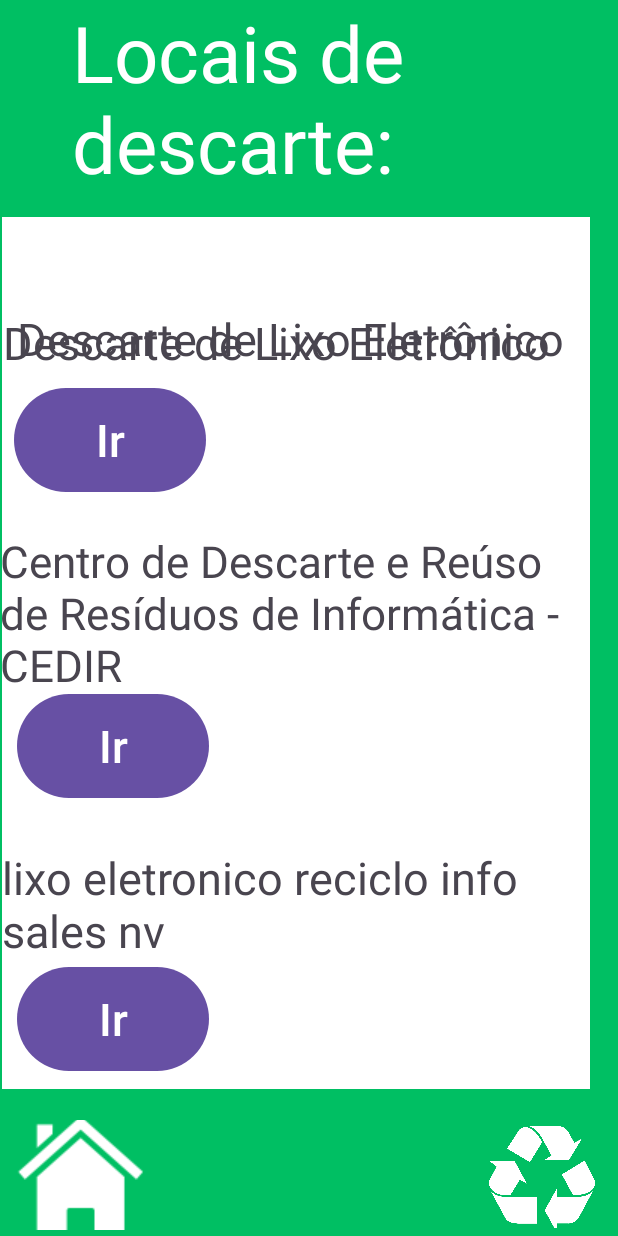
After one commit to MilitaoMatheus/TechTrash_2.0, an Android app: the LocaisDescartes screen opened directly, with no data from a screen before it, on a phone screen of 412 x 824 dp. The commit adds this screen. Run offline under Robolectric (Android 15) with nearby library versions, the phone set to English and light mode, and no system bars; Roboto replaces fonts that are not available here.

Commit message:
Correções

```diff
--- a/app/src/main/AndroidManifest.xml
+++ b/app/src/main/AndroidManifest.xml
@@ -12,6 +12,9 @@
         android:supportsRtl="true"
         android:theme="@style/Theme.TechTrash"
         tools:targetApi="31">
+        <activity
+            android:name=".LocaisDescartes"
+            android:exported="false" />
         <activity
             android:name=".DescarteReutilizacao"
             android:exported="false" />
--- a/app/src/main/java/com/example/techtrash/ComoImpac.java
+++ b/app/src/main/java/com/example/techtrash/ComoImpac.java
@@ -5,13 +5,18 @@ import androidx.appcompat.app.AppCompatActivity;
 import android.content.Intent;
 import android.os.Bundle;
 import android.view.View;
+import android.widget.ImageButton;
 
 public class ComoImpac extends AppCompatActivity {
+
+    ImageButton btnvoltar4;
 
     @Override
     protected void onCreate(Bundle savedInstanceState) {
         super.onCreate(savedInstanceState);
         setContentView(R.layout.activity_como_impac);
+
+        btnvoltar4 = (ImageButton) findViewById(R.id.btnvoltar6);
     }
 
     public void voltar2(View view) {
--- a/app/src/main/java/com/example/techtrash/DescarteReutilizacao.java
+++ b/app/src/main/java/com/example/techtrash/DescarteReutilizacao.java
@@ -5,13 +5,18 @@ import androidx.appcompat.app.AppCompatActivity;
 import android.content.Intent;
 import android.os.Bundle;
 import android.view.View;
+import android.widget.ImageButton;
 
 public class DescarteReutilizacao extends AppCompatActivity {
+
+    ImageButton btnvoltar5;
 
     @Override
     protected void onCreate(Bundle savedInstanceState) {
         super.onCreate(savedInstanceState);
         setContentView(R.layout.activity_descarte_reutilizacao);
+
+        btnvoltar5 = (ImageButton) findViewById(R.id.btnvoltar5);
     }
     public void voltar3(View view) {
         Intent intent = new Intent(this, TelaMenu.class);
--- /dev/null
+++ b/app/src/main/java/com/example/techtrash/LocaisDescartes.java
@@ -0,0 +1,27 @@
+package com.example.techtrash;
+
+import androidx.appcompat.app.AppCompatActivity;
+
+import android.content.Intent;
+import android.os.Bundle;
+import android.view.View;
+import android.widget.Button;
+import android.widget.ImageButton;
+
+public class LocaisDescartes extends AppCompatActivity {
+
+    Button btnLocal1;
+    Button btnLocal2;
+    Button btnLocal3;
+    ImageButton btnvoltar6;
+    @Override
+    protected void onCreate(Bundle savedInstanceState) {
+        super.onCreate(savedInstanceState);
+        setContentView(R.layout.activity_locais_descartes);
+
+        btnLocal1 = (Button) findViewById(R.id.btnLocal1);
+        btnLocal2 = (Button) findViewById(R.id.btnLocal2);
+        btnLocal3 = (Button) findViewById(R.id.btnLocal3);
+        btnvoltar6 = (ImageButton) findViewById(R.id.btnvoltar6);
+    }
+}
--- a/app/src/main/java/com/example/techtrash/MainActivity.java
+++ b/app/src/main/java/com/example/techtrash/MainActivity.java
@@ -5,6 +5,7 @@ import androidx.appcompat.app.AppCompatActivity;
 import android.content.Intent;
 import android.os.Bundle;
 import android.view.View;
+import android.widget.Button;
 
 public class MainActivity extends AppCompatActivity {
 
@@ -13,6 +14,7 @@ public class MainActivity extends AppCompatActivity {
         super.onCreate(savedInstanceState);
         setContentView(R.layout.activity_main);
 
+        Button btnentrar = (Button) findViewById(R.id.btnentrar);
     }
 
 
--- a/app/src/main/java/com/example/techtrash/TelaMenu.java
+++ b/app/src/main/java/com/example/techtrash/TelaMenu.java
@@ -5,13 +5,24 @@ import androidx.appcompat.app.AppCompatActivity;
 import android.content.Intent;
 import android.os.Bundle;
 import android.view.View;
+import android.widget.Button;
 
 public class TelaMenu extends AppCompatActivity {
+
+    Button btnir1;
+    Button btnir2;
+    Button btnir3;
+    Button btnir5;
 
     @Override
     protected void onCreate(Bundle savedInstanceState) {
         super.onCreate(savedInstanceState);
         setContentView(R.layout.activity_tela_menu);
+
+        btnir1 = (Button) findViewById(R.id.btnir1);
+        btnir2 = (Button) findViewById(R.id.btnir2);
+        btnir3 = (Button) findViewById(R.id.btnir3);
+        btnir5 = (Button) findViewById(R.id.btnir5);
     }
 
     public void transicao1(View view){
--- a/app/src/main/java/com/example/techtrash/Tela_OndeImapc.java
+++ b/app/src/main/java/com/example/techtrash/Tela_OndeImapc.java
@@ -5,13 +5,18 @@ import androidx.appcompat.app.AppCompatActivity;
 import android.content.Intent;
 import android.os.Bundle;
 import android.view.View;
+import android.widget.Button;
+import android.widget.ImageButton;
 
 public class Tela_OndeImapc extends AppCompatActivity {
 
+    ImageButton btnvoltar2;
     @Override
     protected void onCreate(Bundle savedInstanceState) {
         super.onCreate(savedInstanceState);
         setContentView(R.layout.activity_tela_onde_imapc);
+
+        btnvoltar2 = (ImageButton) findViewById(R.id.btnvoltar2);
     }
     public void voltar1(View view) {
         Intent intent = new Intent(this, TelaMenu.class);
--- a/app/src/main/java/com/example/techtrash/tela_oque.java
+++ b/app/src/main/java/com/example/techtrash/tela_oque.java
@@ -5,13 +5,18 @@ import androidx.appcompat.app.AppCompatActivity;
 import android.content.Intent;
 import android.os.Bundle;
 import android.view.View;
+import android.widget.ImageButton;
 
 public class tela_oque extends AppCompatActivity {
+
+    ImageButton btnvoltar;
 
     @Override
     protected void onCreate(Bundle savedInstanceState) {
         super.onCreate(savedInstanceState);
         setContentView(R.layout.activity_tela_oque);
+
+        btnvoltar = (ImageButton) findViewById(R.id.btnvoltar);
     }
     public void voltar(View view){
         Intent intent = new Intent(this, TelaMenu.class);
--- a/app/src/main/res/layout/activity_como_impac.xml
+++ b/app/src/main/res/layout/activity_como_impac.xml
@@ -42,7 +42,7 @@
         app:srcCompat="@drawable/reciclagem1" />
 
     <ImageButton
-        android:id="@+id/btnvoltar4"
+        android:id="@+id/btnvoltar6"
         android:layout_width="107dp"
         android:layout_height="73dp"
         android:layout_marginTop="654dp"
--- /dev/null
+++ b/app/src/main/res/layout/activity_locais_descartes.xml
@@ -0,0 +1,189 @@
+<?xml version="1.0" encoding="utf-8"?>
+<androidx.constraintlayout.widget.ConstraintLayout xmlns:android="http://schemas.android.com/apk/res/android"
+    xmlns:app="http://schemas.android.com/apk/res-auto"
+    xmlns:tools="http://schemas.android.com/tools"
+    android:id="@+id/frmLocDescarte"
+    android:layout_width="match_parent"
+    android:layout_height="match_parent"
+    tools:context=".LocaisDescartes">
+
+    <androidx.constraintlayout.widget.ConstraintLayout
+        android:id="@+id/frmComoImpac"
+        android:layout_width="match_parent"
+        android:layout_height="match_parent"
+        android:background="@color/green"
+        android:labelFor="@id/frmmenu"
+        app:layout_constraintTop_toTopOf="parent"
+        tools:context="@string/app_comoimpac">
+
+        <View
+            android:id="@+id/telacomimp"
+            android:layout_width="392dp"
+            android:layout_height="581dp"
+            android:layout_marginStart="1dp"
+            android:layout_marginTop="86dp"
+            android:layout_marginEnd="1dp"
+            android:layout_marginBottom="80dp"
+            android:background="@color/white"
+            app:layout_constraintBottom_toBottomOf="parent"
+            app:layout_constraintEnd_toEndOf="parent"
+            app:layout_constraintHorizontal_bias="0.0"
+            app:layout_constraintStart_toStartOf="parent"
+            app:layout_constraintTop_toTopOf="parent"
+            app:layout_constraintVertical_bias="0.766" />
+
+        <Button
+            android:id="@+id/btnLocal3"
+            android:layout_width="128dp"
+            android:layout_height="77dp"
+            android:layout_marginStart="2dp"
+            android:layout_marginTop="643dp"
+            android:layout_marginEnd="263dp"
+            android:layout_marginBottom="109dp"
+            android:text="@string/app_ir1"
+            android:textSize="30sp"
+            app:layout_constraintBottom_toBottomOf="parent"
+            app:layout_constraintEnd_toEndOf="parent"
+            app:layout_constraintStart_toStartOf="parent"
+            app:layout_constraintTop_toTopOf="parent" />
+
+        <Button
+            android:id="@+id/btnLocal1"
+            android:layout_width="128dp"
+            android:layout_height="77dp"
+            android:layout_marginTop="257dp"
+            android:layout_marginEnd="265dp"
+            android:layout_marginBottom="495dp"
+            android:text="@string/app_ir1"
+            android:textSize="30sp"
+            app:layout_constraintBottom_toBottomOf="parent"
+            app:layout_constraintEnd_toEndOf="parent"
+            app:layout_constraintStart_toStartOf="parent"
+            app:layout_constraintTop_toTopOf="parent" />
+
+        <TextView
+            android:id="@+id/txtLocal"
+            android:layout_width="390dp"
+            android:layout_height="64dp"
+            android:layout_marginStart="2dp"
+            android:layout_marginTop="208dp"
+            android:layout_marginEnd="1dp"
+            android:layout_marginBottom="557dp"
+            android:text="@string/LocalDesc1"
+            android:textSize="30sp"
+            app:layout_constraintBottom_toBottomOf="parent"
+            app:layout_constraintEnd_toEndOf="parent"
+            app:layout_constraintStart_toStartOf="parent"
+            app:layout_constraintTop_toTopOf="parent" />
+
+        <ImageView
+            android:id="@+id/imglogowhite4"
+            android:layout_width="103dp"
+            android:layout_height="76dp"
+            android:layout_marginStart="310dp"
+            android:layout_marginTop="651dp"
+            android:layout_marginBottom="4dp"
+            app:layout_constraintBottom_toBottomOf="parent"
+            app:layout_constraintEnd_toEndOf="parent"
+            app:layout_constraintHorizontal_bias="1.0"
+            app:layout_constraintStart_toStartOf="parent"
+            app:layout_constraintTop_toTopOf="parent"
+            app:layout_constraintVertical_bias="1.0"
+            app:srcCompat="@drawable/reciclagem1" />
+
+        <ImageButton
+            android:id="@+id/btnvoltar6"
+            android:layout_width="107dp"
+            android:layout_height="73dp"
+            android:layout_marginTop="654dp"
+            android:layout_marginEnd="304dp"
+            android:layout_marginBottom="4dp"
+            android:backgroundTint="@color/green"
+            android:onClick="voltar2"
+            app:layout_constraintBottom_toBottomOf="parent"
+            app:layout_constraintEnd_toEndOf="parent"
+            app:layout_constraintHorizontal_bias="0.0"
+            app:layout_constraintStart_toStartOf="parent"
+            app:layout_constraintTop_toTopOf="parent"
+            app:layout_constraintVertical_bias="1.0"
+            app:srcCompat="@drawable/home" />
+
+        <TextView
+            android:id="@+id/txtcomoimp"
+            android:layout_width="406dp"
+            android:layout_height="134dp"
+            android:layout_marginStart="90dp"
+            android:layout_marginTop="2dp"
+            android:layout_marginBottom="693dp"
+            android:text="@string/app_LocDescartes"
+            android:textAlignment="textStart"
+            android:textColor="@color/white"
+            android:textSize="52sp"
+            app:layout_constraintBottom_toBottomOf="parent"
+            app:layout_constraintEnd_toEndOf="parent"
+            app:layout_constraintStart_toStartOf="parent"
+            app:layout_constraintTop_toTopOf="parent" />
+
+        <TextView
+            android:id="@+id/txtLocal1"
+            android:layout_width="390dp"
+            android:layout_height="64dp"
+            android:layout_marginStart="2dp"
+            android:layout_marginTop="208dp"
+            android:layout_marginEnd="1dp"
+            android:layout_marginBottom="557dp"
+            android:text="@string/LocalDesc1"
+            android:textSize="30sp"
+            app:layout_constraintBottom_toBottomOf="parent"
+            app:layout_constraintEnd_toEndOf="parent"
+            app:layout_constraintHorizontal_bias="0.0"
+            app:layout_constraintStart_toStartOf="parent"
+            app:layout_constraintTop_toTopOf="parent"
+            app:layout_constraintVertical_bias="0.0" />
+
+        <TextView
+            android:id="@+id/txtLocal2"
+            android:layout_width="wrap_content"
+            android:layout_height="wrap_content"
+            android:layout_marginTop="354dp"
+            android:layout_marginBottom="412dp"
+            android:text="@string/LocalDesc2"
+            android:textSize="29sp"
+            app:layout_constraintBottom_toBottomOf="parent"
+            app:layout_constraintEnd_toEndOf="parent"
+            app:layout_constraintHorizontal_bias="0.0"
+            app:layout_constraintStart_toStartOf="parent"
+            app:layout_constraintTop_toTopOf="parent"
+            app:layout_constraintVertical_bias="0.0" />
+
+        <TextView
+            android:id="@+id/txtLocal3"
+            android:layout_width="wrap_content"
+            android:layout_height="wrap_content"
+            android:layout_marginStart="2dp"
+            android:layout_marginTop="567dp"
+            android:layout_marginBottom="186dp"
+            android:text="@string/LocalDesc3"
+            android:textSize="30sp"
+            app:layout_constraintBottom_toBottomOf="parent"
+            app:layout_constraintEnd_toEndOf="parent"
+            app:layout_constraintStart_toStartOf="parent"
+            app:layout_constraintTop_toTopOf="parent" />
+
+        <Button
+            android:id="@+id/btnLocal2"
+            android:layout_width="128dp"
+            android:layout_height="77dp"
+            android:layout_marginStart="2dp"
+            android:layout_marginTop="461dp"
+            android:layout_marginEnd="263dp"
+            android:layout_marginBottom="291dp"
+            android:text="@string/app_ir1"
+            android:textSize="30sp"
+            app:layout_constraintBottom_toBottomOf="parent"
+            app:layout_constraintEnd_toEndOf="parent"
+            app:layout_constraintStart_toStartOf="parent"
+            app:layout_constraintTop_toTopOf="parent" />
+
+    </androidx.constraintlayout.widget.ConstraintLayout>
+</androidx.constraintlayout.widget.ConstraintLayout>
--- a/app/src/main/res/values/strings.xml
+++ b/app/src/main/res/values/strings.xml
@@ -22,4 +22,8 @@
     <string name="info_desc2"> -apagar seus dados, caso sejam lixos como celulares ou componentes de computador;</string>
     <string name="info_desc3"> -procurar o fabricante, pois a Politica Nacional de Resíduos Sólidos diz que a empresa fabricante é responsável pelo descarte de lixo eletronico, assim, sabendo a maneira correta de como descartar os devidos produtos;</string>
     <string name="info_desc4"> -procurar locais de coleta, existem diversos locais que marcam dias para coletar esses tipos de lixo em massa.</string>
+    <string name="app_LocDescartes">Locais de descarte:</string>
+    <string name="LocalDesc1">Descarte de Lixo Eletrônico</string>
+    <string name="LocalDesc2">Centro de Descarte e Reúso de Resíduos de Informática - CEDIR</string>
+    <string name="LocalDesc3">lixo eletronico reciclo info sales nv</string>
 </resources>
```
